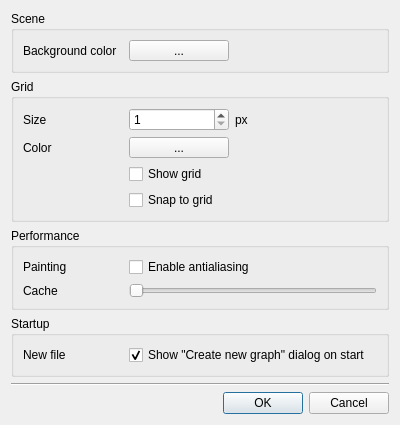
Above: dpse2/src/commonui/CSceneOptionsDialog.ui from ArsMasiuk/DPSE before the change. Below: the same form after it.
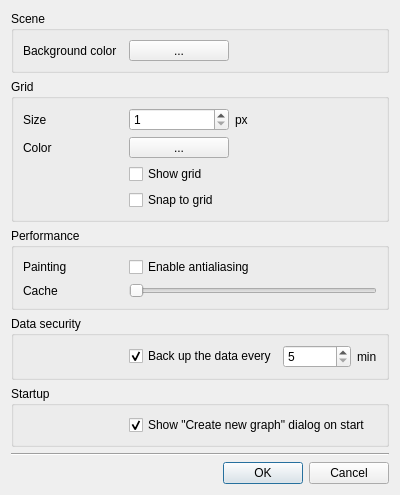
That is the form after the change. Custom widgets are drawn as their Qt base class.

What changed in the file:
```diff
--- a/dpse2/src/commonui/CSceneOptionsDialog.ui
+++ b/dpse2/src/commonui/CSceneOptionsDialog.ui
@@ -7,7 +7,7 @@
     <x>0</x>
     <y>0</y>
     <width>400</width>
-    <height>395</height>
+    <height>449</height>
    </rect>
   </property>
   <property name="windowTitle">
@@ -268,12 +268,48 @@
    <item>
     <widget class="QGroupBox" name="groupBox_4">
      <property name="title">
-      <string>Startup</string>
+      <string>Data security</string>
      </property>
      <property name="flat">
       <bool>true</bool>
      </property>
      <layout class="QGridLayout" name="gridLayout_2">
+      <item row="1" column="1">
+       <widget class="QCheckBox" name="EnableBackups">
+        <property name="text">
+         <string>Back up the data every</string>
+        </property>
+        <property name="checked">
+         <bool>true</bool>
+        </property>
+       </widget>
+      </item>
+      <item row="1" column="3">
+       <widget class="QLabel" name="label_7">
+        <property name="sizePolicy">
+         <sizepolicy hsizetype="Maximum" vsizetype="Preferred">
+          <horstretch>0</horstretch>
+          <verstretch>0</verstretch>
+         </sizepolicy>
+        </property>
+        <property name="text">
+         <string>min</string>
+        </property>
+       </widget>
+      </item>
+      <item row="1" column="2">
+       <widget class="QSpinBox" name="BackupPeriod">
+        <property name="minimum">
+         <number>5</number>
+        </property>
+        <property name="maximum">
+         <number>200</number>
+        </property>
+        <property name="singleStep">
+         <number>5</number>
+        </property>
+       </widget>
+      </item>
       <item row="1" column="0">
        <widget class="QLabel" name="label_8">
         <property name="minimumSize">
@@ -289,7 +325,38 @@
          </size>
         </property>
         <property name="text">
-         <string>New file</string>
+         <string/>
+        </property>
+       </widget>
+      </item>
+     </layout>
+    </widget>
+   </item>
+   <item>
+    <widget class="QGroupBox" name="groupBox_5">
+     <property name="title">
+      <string>Startup</string>
+     </property>
+     <property name="flat">
+      <bool>true</bool>
+     </property>
+     <layout class="QGridLayout" name="gridLayout_3">
+      <item row="1" column="0">
+       <widget class="QLabel" name="label_9">
+        <property name="minimumSize">
+         <size>
+          <width>100</width>
+          <height>0</height>
+         </size>
+        </property>
+        <property name="maximumSize">
+         <size>
+          <width>100</width>
+          <height>16777215</height>
+         </size>
+        </property>
+        <property name="text">
+         <string/>
         </property>
        </widget>
       </item>
```
